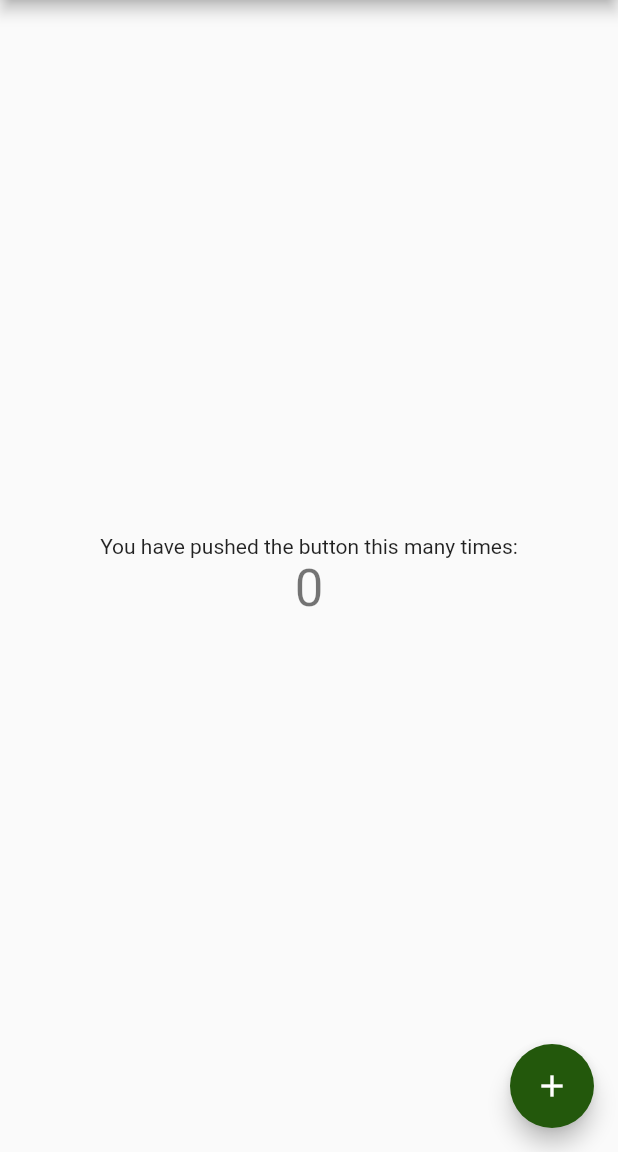
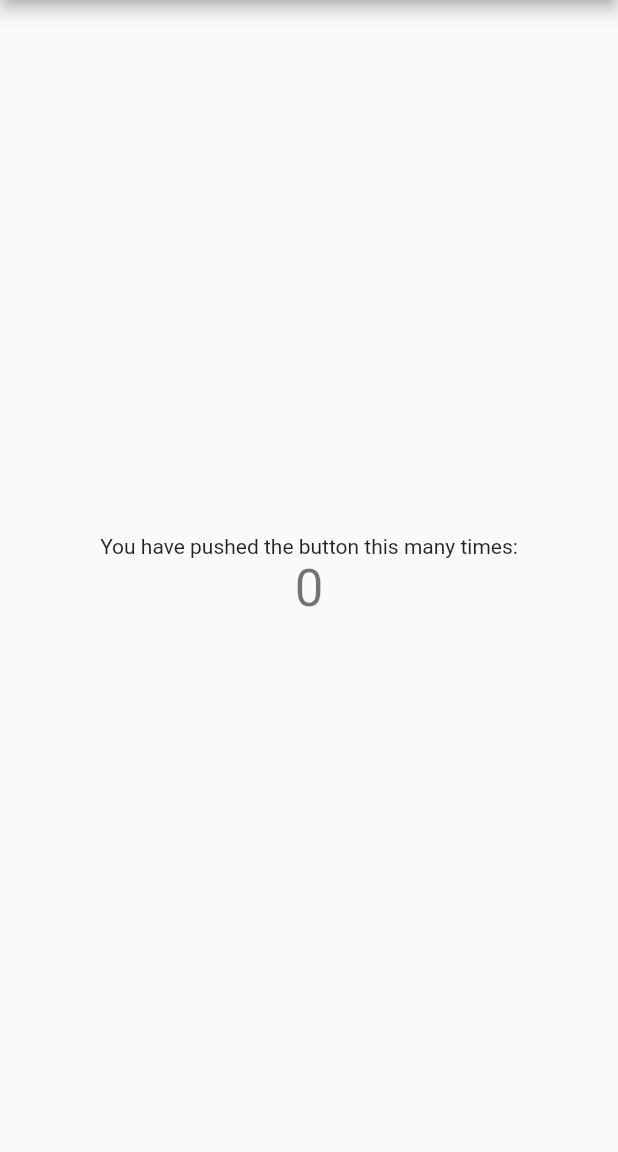
Before and after one commit to shvn-iwa/ShunIwasaki.github.io, a Flutter app: the screen it shows after launch, on a phone screen of 412 x 824 dp, the part 84-1236 px from its top. Run offline on Flutter 3.47's test engine with Material 2 defaults, Android fonts, the phone set to English and light mode, and no system bars.

Commit message:
Delete FloatingActionButton.

```diff
--- a/lib/main.dart
+++ b/lib/main.dart
@@ -36,15 +36,6 @@ const MaterialColor customSwatch = MaterialColor(
 
 class MyHomePage extends StatefulWidget {
   MyHomePage({Key? key, required this.title}) : super(key: key);
-
-  // This widget is the home page of your application. It is stateful, meaning
-  // that it has a State object (defined below) that contains fields that affect
-  // how it looks.
-
-  // This class is the configuration for the state. It holds the values (in this
-  // case the title) provided by the parent (in this case the App widget) and
-  // used by the build method of the State. Fields in a Widget subclass are
-  // always marked "final".
 
   final String title;
 
@@ -110,11 +101,6 @@ class _MyHomePageState extends State<MyHomePage> {
           ],
         ),
       ),
-      floatingActionButton: FloatingActionButton(
-        onPressed: _incrementCounter,
-        tooltip: 'Increment',
-        child: Icon(Icons.add),
-      ), // This trailing comma makes auto-formatting nicer for build methods.
     );
   }
 }
```
